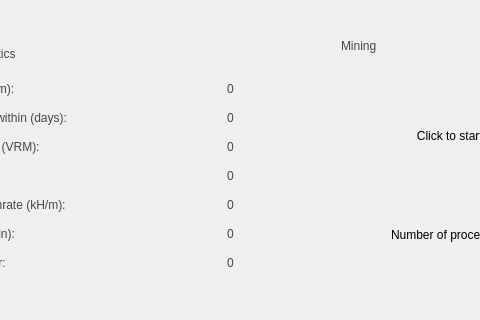
First picture: the form in src/qt/forms/overviewpage.ui, repository verimad/verium, before the edit; both pictures show x 101 to 581 and y 169 to 489 of the 922 by 489 pixel window.
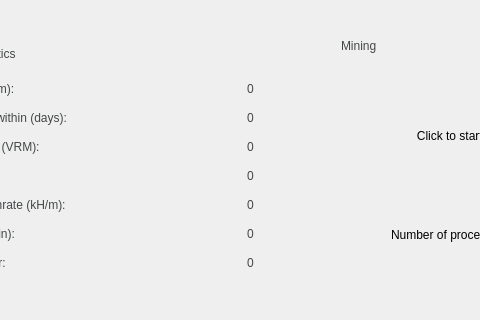
Second picture: the form after the edit. Icons and pictures are not drawn.

Commit message: fix stats alignment

The edit to the form file:
```diff
--- a/src/qt/forms/overviewpage.ui
+++ b/src/qt/forms/overviewpage.ui
@@ -599,7 +599,7 @@
         <set>Qt::AlignLeading|Qt::AlignLeft|Qt::AlignTop</set>
        </property>
        <property name="horizontalSpacing">
-        <number>70</number>
+        <number>90</number>
        </property>
        <property name="verticalSpacing">
         <number>15</number>
```
